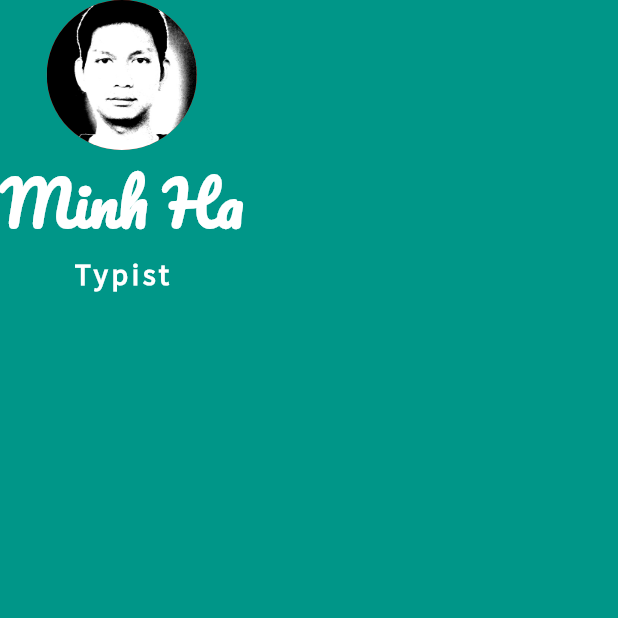
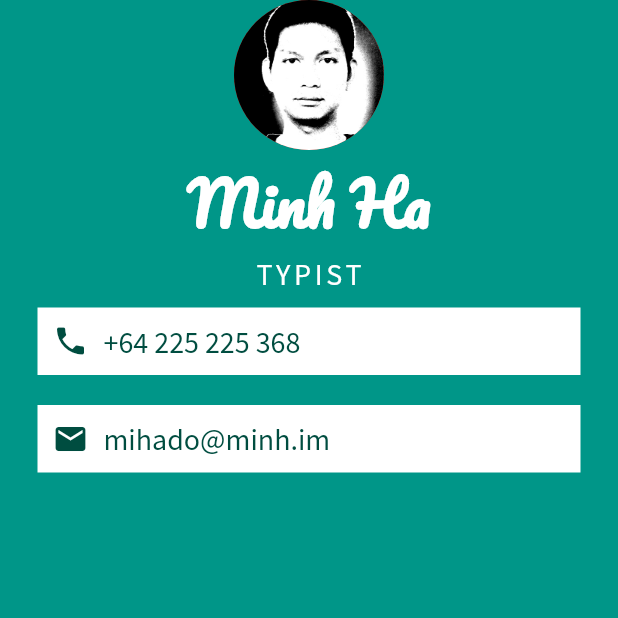
Before and after one commit to mihado/MiCard, a Flutter app: the screen it shows after launch, on a phone screen of 412 x 824 dp, the top half of it. Run offline on Flutter 3.47's test engine with Material 2 defaults, Android fonts, the phone set to English and light mode, and no system bars.

Commit message:
add phone & email

```diff
--- a/lib/main.dart
+++ b/lib/main.dart
@@ -21,15 +21,42 @@
             fontSize: 40.0,
             fontWeight: FontWeight.bold));
 
-    const title = Text('Typist',
+    const title = Text('TYPIST',
         style: TextStyle(
             color: Colors.white,
             fontFamily: 'SourceSansPro',
             fontSize: 20,
-            letterSpacing: 2.5,
-            fontWeight: FontWeight.bold));
+            letterSpacing: 2.5));
 
-    const bodyChildren = <Widget>[circleAvatar, name, title];
+    var phone = Container(
+        color: Colors.white,
+        padding: const EdgeInsets.all(10.0),
+        margin: const EdgeInsets.symmetric(vertical: 10.0, horizontal: 25.0),
+        child: Row(children: <Widget>[
+          Icon(Icons.phone, color: Colors.teal.shade900),
+          const SizedBox(width: 10.0),
+          Text('+64 225 225 368',
+              style: TextStyle(
+                  color: Colors.teal.shade900,
+                  fontFamily: 'SourceSansPro',
+                  fontSize: 20))
+        ]));
+
+    var email = Container(
+        color: Colors.white,
+        padding: const EdgeInsets.all(10.0),
+        margin: const EdgeInsets.symmetric(vertical: 10.0, horizontal: 25.0),
+        child: Row(children: <Widget>[
+          Icon(Icons.email, color: Colors.teal.shade900),
+          const SizedBox(width: 10.0),
+          Text('mihado@minh.im',
+              style: TextStyle(
+                  color: Colors.teal.shade900,
+                  fontFamily: 'SourceSansPro',
+                  fontSize: 20))
+        ]));
+
+    var bodyChildren = <Widget>[circleAvatar, name, title, phone, email];
 
     return MaterialApp(
       home: Scaffold(
```
